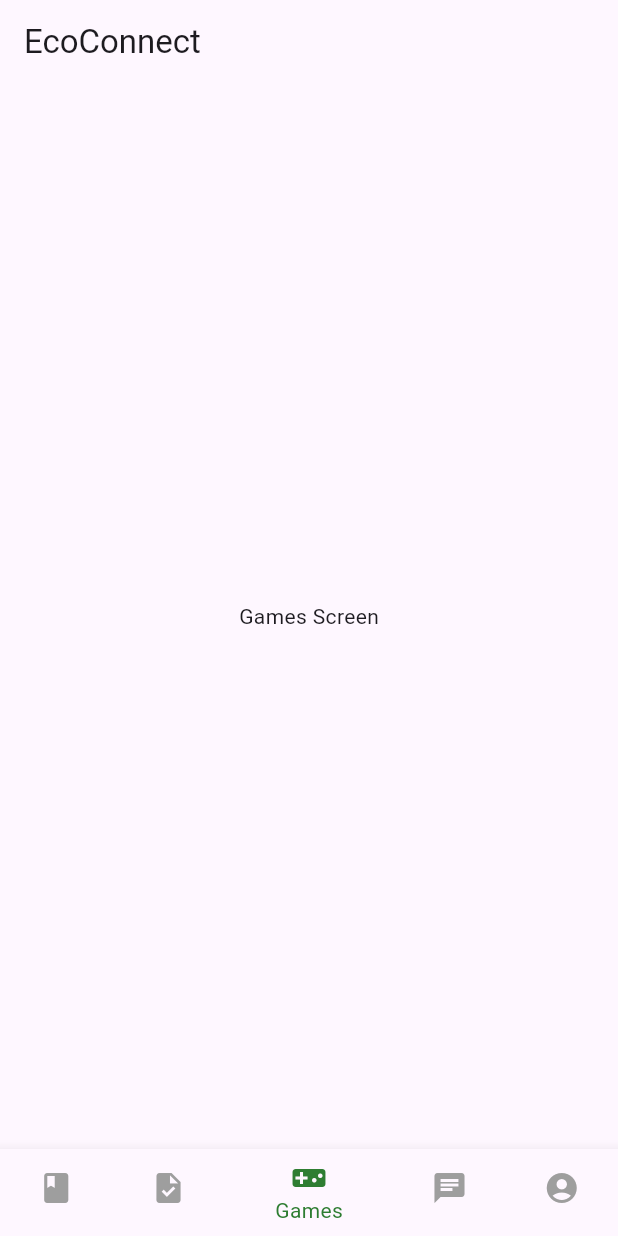
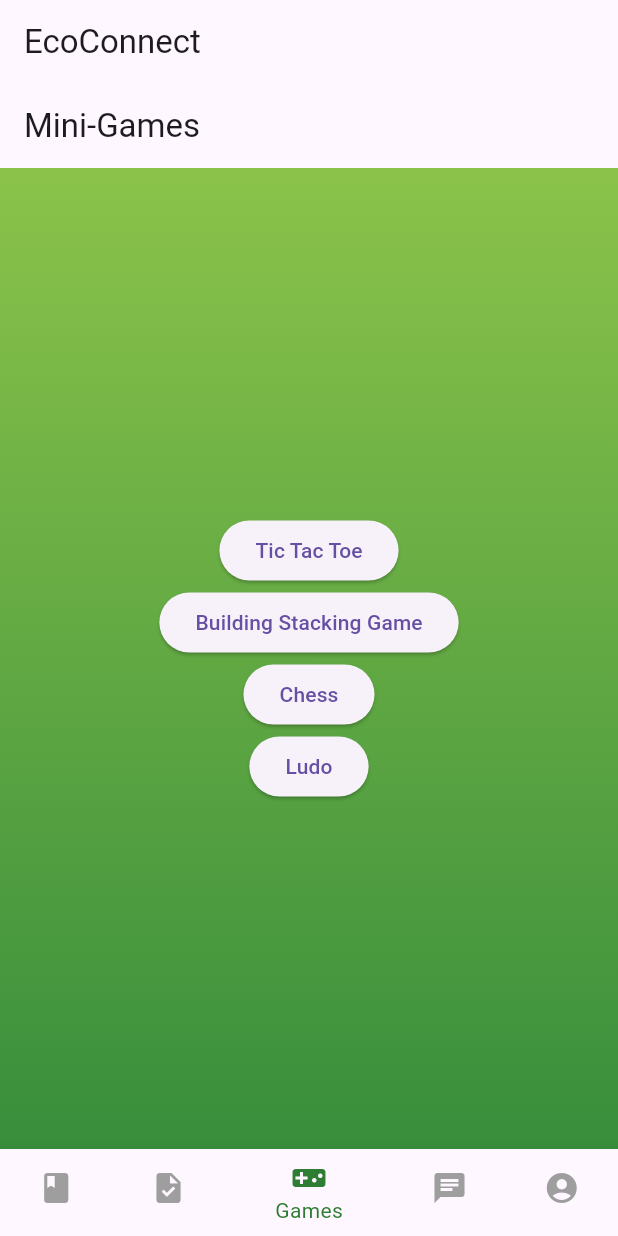
Before and after one commit to Saurav-coder-pixel/EcoConnect, a Flutter app: the screen it shows after launch, item 3 of the bottom bar chosen, on a phone screen of 412 x 824 dp. Run offline on Flutter 3.47's test engine with Material 3 defaults, Android fonts, the phone set to English and light mode, and no system bars; our stand-ins replace cloud_firestore, firebase_auth, firebase_core; accounts and stored records are empty.

Commit message:
Changes before Firebase Studio auto-run

```diff
--- a/lib/screens/games/games_screen.dart
+++ b/lib/screens/games/games_screen.dart
@@ -5,9 +5,60 @@ class GamesScreen extends StatelessWidget {
 
   @override
   Widget build(BuildContext context) {
-    return const Scaffold(
-      body: Center(
-        child: Text('Games Screen'),
+    return Scaffold(
+      appBar: AppBar(
+        title: const Text('Mini-Games'),
+      ),
+      body: Container(
+        decoration: const BoxDecoration(
+          gradient: LinearGradient(
+            begin: Alignment.topCenter,
+            end: Alignment.bottomCenter,
+            colors: [
+              Color(0xFF8BC34A), // Light Green
+              Color(0xFF388E3C), // Dark Green
+            ],
+          ),
+        ),
+        child: Center(
+          child: Column(
+            mainAxisAlignment: MainAxisAlignment.center,
+            children: [
+              ElevatedButton(
+                onPressed: () {
+                  ScaffoldMessenger.of(context).showSnackBar(
+                    const SnackBar(content: Text('Tic Tac Toe - Coming Soon!')),
+                  );
+                },
+                child: const Text('Tic Tac Toe'),
+              ),
+              ElevatedButton(
+                onPressed: () {
+                  ScaffoldMessenger.of(context).showSnackBar(
+                    const SnackBar(content: Text('Building Stacking Game - Coming Soon!')),
+                  );
+                },
+                child: const Text('Building Stacking Game'),
+              ),
+              ElevatedButton(
+                onPressed: () {
+                  ScaffoldMessenger.of(context).showSnackBar(
+                    const SnackBar(content: Text('Chess - Coming Soon!')),
+                  );
+                },
+                child: const Text('Chess'),
+              ),
+              ElevatedButton(
+                onPressed: () {
+                  ScaffoldMessenger.of(context).showSnackBar(
+                    const SnackBar(content: Text('Ludo - Coming Soon!')),
+                  );
+                },
+                child: const Text('Ludo'),
+              ),
+            ],
+          ),
+        ),
       ),
     );
   }
--- a/lib/screens/home/home_screen.dart
+++ b/lib/screens/home/home_screen.dart
@@ -35,8 +35,20 @@ class _HomeScreenState extends State<HomeScreen> {
       appBar: AppBar(
         title: const Text('EcoConnect'),
       ),
-      body: Center(
-        child: _widgetOptions.elementAt(_selectedIndex),
+      body: Container(
+        decoration: const BoxDecoration(
+          gradient: LinearGradient(
+            begin: Alignment.topCenter,
+            end: Alignment.bottomCenter,
+            colors: [
+              Color(0xFF8BC34A), // Light Green
+              Color(0xFF388E3C), // Dark Green
+            ],
+          ),
+        ),
+        child: Center(
+          child: _widgetOptions.elementAt(_selectedIndex),
+        ),
       ),
       bottomNavigationBar: BottomNavigationBar(
         items: const <BottomNavigationBarItem>[
```
Also changed, not shown: lib/models/student.dart (added, +17 -0 lines), lib/screens/learn/learn_screen.dart (+13 -1 lines), lib/screens/profile/profile_screen.dart (+34 -3 lines), lib/screens/tasks/tasks_screen.dart (+18 -3 lines).
